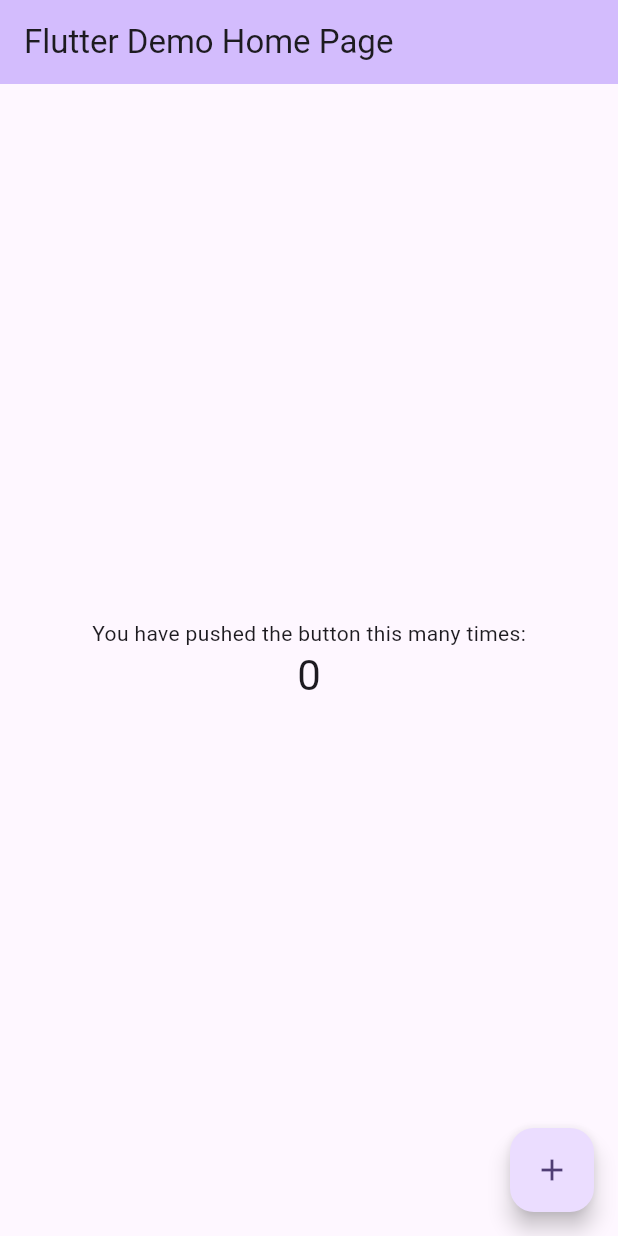
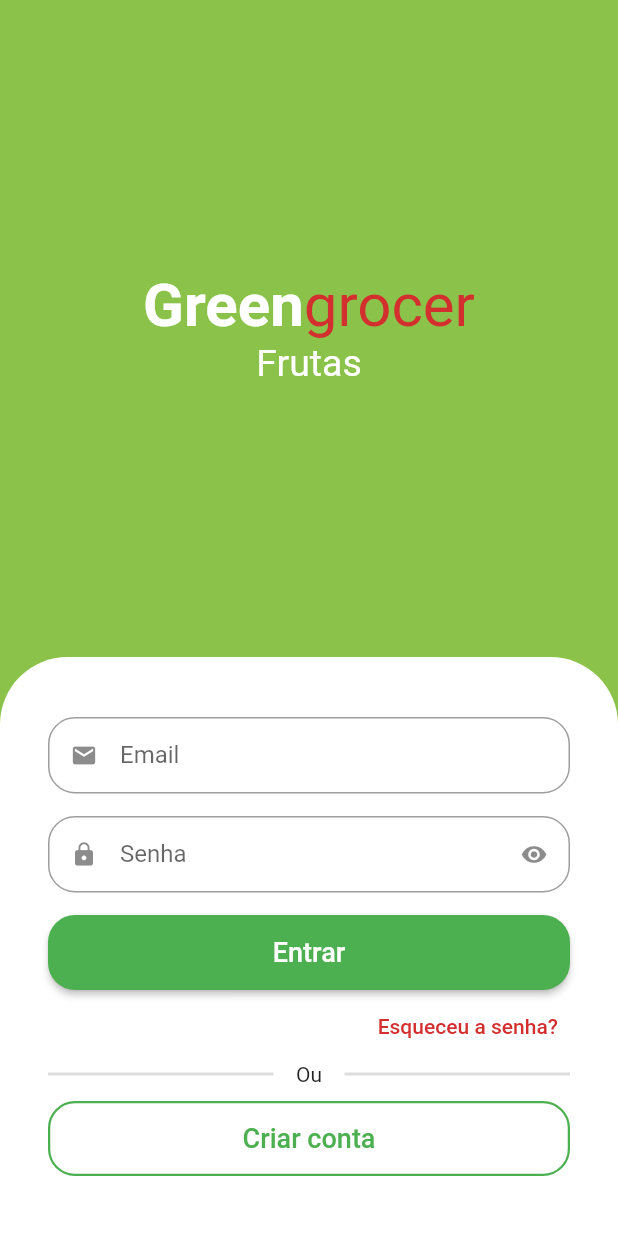
Before and after one commit to tiagodnzz/greengrocer, a Flutter app: the screen it shows after launch, on a phone screen of 412 x 824 dp. Run offline on Flutter 3.47's test engine with Material 2 defaults, Android fonts, the phone set to English and light mode, and no system bars; drawn by our look-alikes of animated_text_kit.

Commit message:
Criando tela de Login, component de input e setando colors

```diff
--- a/lib/main.dart
+++ b/lib/main.dart
@@ -1,4 +1,5 @@
 import 'package:flutter/material.dart';
+import 'package:greengrocer/src/auth/sign_in_screen.dart';
 
 void main() {
   runApp(const MyApp());
@@ -13,113 +14,10 @@ class MyApp extends StatelessWidget {
     return MaterialApp(
       title: 'Flutter Demo',
       theme: ThemeData(
-        // This is the theme of your application.
-        //
-        // TRY THIS: Try running your application with "flutter run". You'll see
-        // the application has a blue toolbar. Then, without quitting the app,
-        // try changing the seedColor in the colorScheme below to Colors.green
-        // and then invoke "hot reload" (save your changes or press the "hot
-        // reload" button in a Flutter-supported IDE, or press "r" if you used
-        // the command line to start the app).
-        //
-        // Notice that the counter didn't reset back to zero; the application
-        // state is not lost during the reload. To reset the state, use hot
-        // restart instead.
-        //
-        // This works for code too, not just values: Most code changes can be
-        // tested with just a hot reload.
-        colorScheme: ColorScheme.fromSeed(seedColor: Colors.deepPurple),
-        useMaterial3: true,
+        primarySwatch: Colors.green,
       ),
-      home: const MyHomePage(title: 'Flutter Demo Home Page'),
+      debugShowCheckedModeBanner: false,
+      home: const SignInScreen(),
     );
   }
 }
-
-class MyHomePage extends StatefulWidget {
-  const MyHomePage({super.key, required this.title});
-
-  // This widget is the home page of your application. It is stateful, meaning
-  // that it has a State object (defined below) that contains fields that affect
-  // how it looks.
-
-  // This class is the configuration for the state. It holds the values (in this
-  // case the title) provided by the parent (in this case the App widget) and
-  // used by the build method of the State. Fields in a Widget subclass are
-  // always marked "final".
-
-  final String title;
-
-  @override
-  State<MyHomePage> createState() => _MyHomePageState();
-}
-
-class _MyHomePageState extends State<MyHomePage> {
-  int _counter = 0;
-
-  void _incrementCounter() {
-    setState(() {
-      // This call to setState tells the Flutter framework that something has
-      // changed in this State, which causes it to rerun the build method below
-      // so that the display can reflect the updated values. If we changed
-      // _counter without calling setState(), then the build method would not be
-      // called again, and so nothing would appear to happen.
-      _counter++;
-    });
-  }
-
-  @override
-  Widget build(BuildContext context) {
-    // This method is rerun every time setState is called, for instance as done
-    // by the _incrementCounter method above.
-    //
-    // The Flutter framework has been optimized to make rerunning build methods
-    // fast, so that you can just rebuild anything that needs updating rather
-    // than having to individually change instances of widgets.
-    return Scaffold(
-      appBar: AppBar(
-        // TRY THIS: Try changing the color here to a specific color (to
-        // Colors.amber, perhaps?) and trigger a hot reload to see the AppBar
-        // change color while the other colors stay the same.
-        backgroundColor: Theme.of(context).colorScheme.inversePrimary,
-        // Here we take the value from the MyHomePage object that was created by
-        // the App.build method, and use it to set our appbar title.
-        title: Text(widget.title),
-      ),
-      body: Center(
-        // Center is a layout widget. It takes a single child and positions it
-        // in the middle of the parent.
-        child: Column(
-          // Column is also a layout widget. It takes a list of children and
-          // arranges them vertically. By default, it sizes itself to fit its
-          // children horizontally, and tries to be as tall as its parent.
-          //
-          // Column has various properties to control how it sizes itself and
-          // how it positions its children. Here we use mainAxisAlignment to
-          // center the children vertically; the main axis here is the vertical
-          // axis because Columns are vertical (the cross axis would be
-          // horizontal).
-          //
-          // TRY THIS: Invoke "debug painting" (choose the "Toggle Debug Paint"
-          // action in the IDE, or press "p" in the console), to see the
-          // wireframe for each widget.
-          mainAxisAlignment: MainAxisAlignment.center,
-          children: <Widget>[
-            const Text(
-              'You have pushed the button this many times:',
-            ),
-            Text(
-              '$_counter',
-              style: Theme.of(context).textTheme.headlineMedium,
-            ),
-          ],
-        ),
-      ),
-      floatingActionButton: FloatingActionButton(
-        onPressed: _incrementCounter,
-        tooltip: 'Increment',
-        child: const Icon(Icons.add),
-      ), // This trailing comma makes auto-formatting nicer for build methods.
-    );
-  }
-}
--- /dev/null
+++ b/lib/src/auth/components/custom_text_field.dart
@@ -0,0 +1,54 @@
+import 'package:flutter/material.dart';
+
+class CustomTextField extends StatefulWidget {
+  final IconData icon;
+  final String label;
+  final bool isSecret;
+
+
+  const CustomTextField(
+      {super.key,
+      required this.icon,
+      required this.label,
+      this.isSecret = false});
+
+  @override
+  State<CustomTextField> createState() => _CustomTextFieldState();
+}
+
+class _CustomTextFieldState extends State<CustomTextField> {
+
+  bool isObscure = false;
+
+  @override
+  void initState() {
+    super.initState();
+
+    isObscure = widget.isSecret;
+  }
+
+  @override
+  Widget build(BuildContext context) {
+    return Padding(
+      padding: const EdgeInsets.only(bottom: 15),
+      child: TextFormField(
+        obscureText: isObscure,
+        decoration: InputDecoration(
+            prefixIcon: Icon(widget.icon),
+            suffixIcon: widget.isSecret
+                ? IconButton(
+                    onPressed: () {
+                      setState(() {
+                        isObscure = !isObscure;
+                      });
+                    },
+                    icon: Icon( isObscure? Icons.visibility : Icons.visibility_off))
+                : null,
+            labelText: widget.label,
+            isDense: true,
+            border:
+                OutlineInputBorder(borderRadius: BorderRadius.circular(18))),
+      ),
+    );
+  }
+}
--- /dev/null
+++ b/lib/src/auth/sign_in_screen.dart
@@ -0,0 +1,171 @@
+import 'package:animated_text_kit/animated_text_kit.dart';
+import 'package:flutter/material.dart';
+import 'package:greengrocer/src/auth/components/custom_text_field.dart';
+import 'package:greengrocer/src/config/custom_colors.dart';
+
+class SignInScreen extends StatelessWidget {
+  const SignInScreen({super.key});
+
+  @override
+  Widget build(BuildContext context) {
+
+    final size = MediaQuery.of(context).size;
+
+    return Scaffold(
+      backgroundColor: CustomColors.customSwatchColor,
+      body: SingleChildScrollView(
+        child: SizedBox(
+          height: size.height,
+          width: size.width,
+          child: Column(
+            children: [
+              Expanded(
+                child: Column(
+                  mainAxisAlignment: MainAxisAlignment.center,
+                  children: [
+
+                    //Nome do App
+                    Text.rich(
+                      TextSpan(
+                        style: const TextStyle(
+                          fontSize: 40,
+                        ),
+                        children: [
+                          const TextSpan(
+                              text: 'Green',
+                              style: TextStyle(
+                                  color: Colors.white,
+                                  fontWeight: FontWeight.bold
+                              )
+                          ),
+                          TextSpan(
+                              text: 'grocer',
+                              style: TextStyle(
+                                color: CustomColors.customContrastColor,
+                              )),
+                        ]
+                      )
+                    ),
+
+                    //Categorias
+                    SizedBox(
+                      height: 30,
+                      child: DefaultTextStyle(
+                        style: const TextStyle(
+                          fontSize: 25,
+                        ),
+                        child: AnimatedTextKit(
+                          pause: Duration.zero,
+                          repeatForever: true,
+                          animatedTexts: [
+                            FadeAnimatedText('Frutas'),
+                            FadeAnimatedText('Verduras'),
+                            FadeAnimatedText('Legumes'),
+                            FadeAnimatedText('Carnes'),
+                            FadeAnimatedText('Cereais'),
+                            FadeAnimatedText('Laticinios'),
+                          ]
+                        ),
+                      ),
+                    )
+                  ],
+                ),
+              ),
+
+              //Form
+              Container(
+                padding: const EdgeInsets.symmetric(horizontal: 32, vertical: 40),
+                decoration: const BoxDecoration(
+                    color: Colors.white,
+                    borderRadius: BorderRadius.vertical(top: Radius.circular(45))),
+                child: Column(
+                  crossAxisAlignment: CrossAxisAlignment.stretch,
+                  children: [
+                    // Email
+                    const CustomTextField(
+                      icon: Icons.email,
+                      label: 'Email',
+                    ),
+
+                    // Senha
+                    const CustomTextField(
+                      icon: Icons.lock,
+                      label: 'Senha',
+                      isSecret: true,
+                    ),
+
+                    //Entrar
+                    SizedBox(
+                      height: 50,
+                      child: ElevatedButton(
+                          style: ElevatedButton.styleFrom(
+                              shape: RoundedRectangleBorder(
+                                  borderRadius: BorderRadius.circular(18))),
+                          onPressed: () {},
+                          child: const Text(
+                            'Entrar',
+                            style: TextStyle(fontSize: 18),
+                          )),
+                    ),
+
+                    //Esqueceu a senha
+                    Align(
+                      alignment: Alignment.centerRight,
+                      child: TextButton(
+                          onPressed: () {},
+                          child:  Text(
+                            'Esqueceu a senha?',
+                            style: TextStyle(color: CustomColors.customContrastColor),
+                          )),
+                    ),
+
+                    //Divisor
+                    Padding(
+                      padding: const EdgeInsets.only(bottom: 10),
+                      child: Row(
+                        children: [
+                          Expanded(
+                            child: Divider(
+                              color: Colors.grey.withAlpha(90),
+                              thickness: 2,
+                            ),
+                          ),
+                          const Padding(
+                            padding: EdgeInsets.symmetric(horizontal: 15),
+                            child: Text('Ou'),
+                          ),
+                          Expanded(
+                            child: Divider(
+                              color: Colors.grey.withAlpha(90),
+                              thickness: 2,
+                            ),
+                          ),
+                        ],
+                      ),
+                    ),
+
+                    //Cadastrar
+                    SizedBox(
+                      height: 50,
+                      child: OutlinedButton(
+                          style: OutlinedButton.styleFrom(
+                              shape: RoundedRectangleBorder(
+                                  borderRadius: BorderRadius.circular(18)),
+                              side: const BorderSide(
+                                  width: 1.5, color: Colors.green)),
+                          onPressed: () {},
+                          child: const Text(
+                            'Criar conta',
+                            style: TextStyle(fontSize: 18),
+                          )),
+                    )
+                  ],
+                ),
+              )
+            ],
+          ),
+        ),
+      ),
+    );
+  }
+}
--- /dev/null
+++ b/lib/src/config/custom_colors.dart
@@ -0,0 +1,24 @@
+import 'package:flutter/material.dart';
+
+Map<int, Color> _swatchOpacity = {
+
+  50 : const Color.fromRGBO(139, 195, 74, 0.1),
+  100 : const Color.fromRGBO(139, 195, 74, 0.2),
+  200 : const Color.fromRGBO(139, 195, 74, 0.3),
+  300 : const Color.fromRGBO(139, 195, 74, 0.4),
+  400 : const Color.fromRGBO(139, 195, 74, 0.5),
+  500 : const Color.fromRGBO(139, 195, 74, 0.6),
+  600 : const Color.fromRGBO(139, 195, 74, 0.7),
+  700 : const Color.fromRGBO(139, 195, 74, 0.8),
+  800 : const Color.fromRGBO(139, 195, 74, 0.9),
+  900 : const Color.fromRGBO(139, 195, 74, 1),
+
+};
+
+abstract class CustomColors{
+  static Color customContrastColor = Colors.red.shade700;
+
+  static MaterialColor customSwatchColor = MaterialColor(
+    0xFF8BC34A, _swatchOpacity
+  );
+}
--- a/pubspec.yaml
+++ b/pubspec.yaml
@@ -35,6 +35,7 @@ dependencies:
   # The following adds the Cupertino Icons font to your application.
   # Use with the CupertinoIcons class for iOS style icons.
   cupertino_icons: ^1.0.2
+  animated_text_kit: ^4.2.2
 
 dev_dependencies:
   flutter_test:
```
Also changed, not shown: pubspec.lock.
